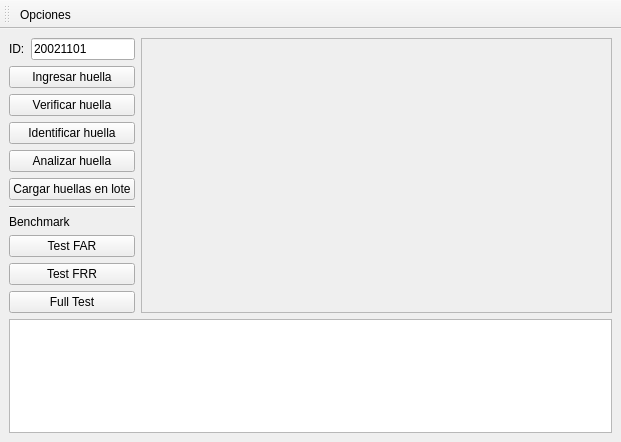
nlandau91/Proyecto-Final, file Proyecto-Final/mainwindow.ui: the form before one commit.
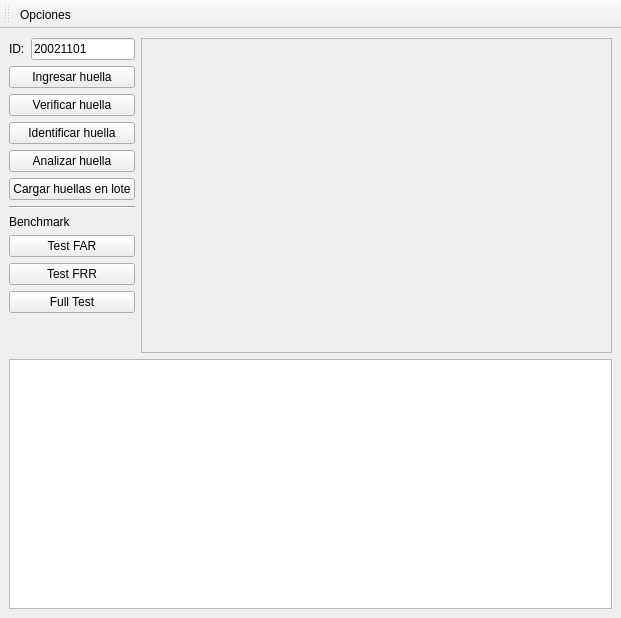
The form after the commit.

What changed in the file:
```diff
--- a/Proyecto-Final/mainwindow.ui
+++ b/Proyecto-Final/mainwindow.ui
@@ -7,7 +7,7 @@
     <x>0</x>
     <y>0</y>
     <width>621</width>
-    <height>442</height>
+    <height>618</height>
    </rect>
   </property>
   <property name="sizePolicy">
```
Left out of the diff: 27 changed lines with no effect on the pictures.
